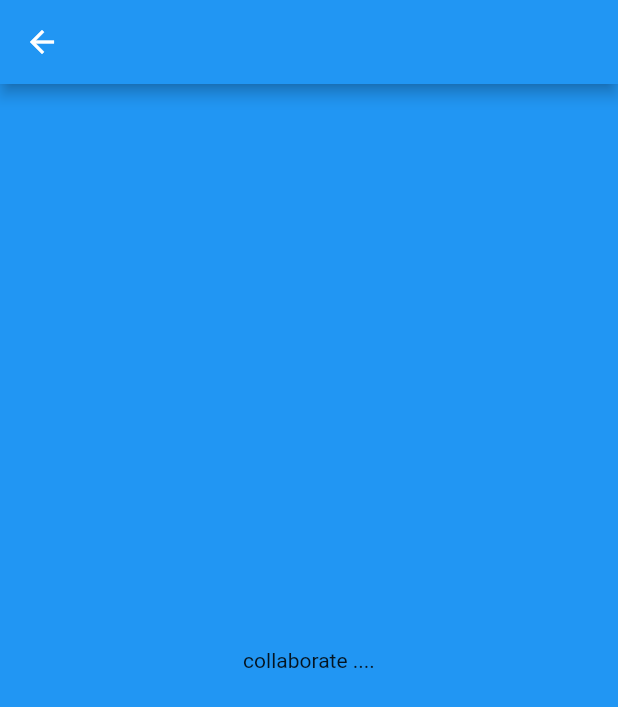
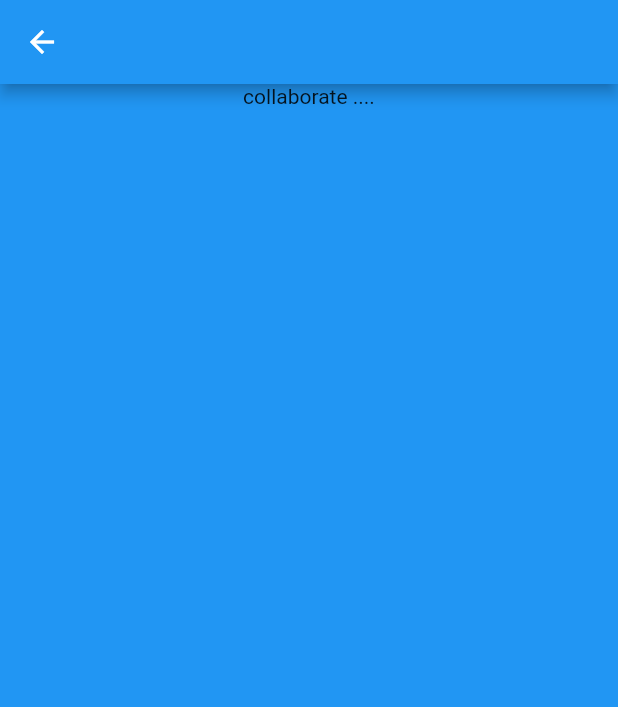
Before and after one commit to ElifEsen/ITMS-MobileApp-Project, a Flutter app: the guidingPrinciples screen opened directly, after a tap on "Collaborate and Promote Visibility", on a phone screen of 412 x 824 dp. Shown: the top 707 px of the screen. Run offline on Flutter 3.47's test engine with Material 2 defaults, Android fonts, the light colour scheme and no system bars.

Commit message:
update guidingPrinciples

```diff
--- a/itms_project/lib/Modules/guidingPrinciples.dart
+++ b/itms_project/lib/Modules/guidingPrinciples.dart
@@ -21,7 +21,7 @@ class guidingPrinciples extends StatelessWidget {
             child: Column(
               children: <Widget>[
                 SizedBox(
-                  height: 50.0,
+                  height: 10.0,
                 ),
                 Container(
                   padding: EdgeInsets.all(8.0),
@@ -193,6 +193,9 @@ class guidingPrinciples extends StatelessWidget {
                           "Optimize and Automate",
                           style: TextStyle(fontSize: 16.0),
                         ))),
+                SizedBox(
+                  height: 10.0,
+                )
               ],
             ),
           ),
--- a/itms_project/lib/Modules/guidingPrinciples/collaborateAndPromoteVisibility.dart
+++ b/itms_project/lib/Modules/guidingPrinciples/collaborateAndPromoteVisibility.dart
@@ -8,14 +8,13 @@ class collaborateAndPromoteVisibility extends StatelessWidget {
         backgroundColor: Colors.blue,
       ),
       backgroundColor: Colors.blue,
-      body: Center(
-        child: Container(
+      body: ListView(children: <Widget>[
+        Container(
           child: Column(
-            mainAxisAlignment: MainAxisAlignment.center,
             children: <Widget>[Text("collaborate ....")],
           ),
         ),
-      ),
+      ]),
     );
   }
 }
--- a/itms_project/lib/Modules/guidingPrinciples/focusOnValue.dart
+++ b/itms_project/lib/Modules/guidingPrinciples/focusOnValue.dart
@@ -8,14 +8,14 @@ class focusOnValue extends StatelessWidget {
         backgroundColor: Colors.blue,
       ),
       backgroundColor: Colors.blue,
-      body: Center(
-        child: Container(
+      body: ListView(children: <Widget>[
+        Container(
           child: Column(
             mainAxisAlignment: MainAxisAlignment.center,
             children: <Widget>[Text("focus on value")],
           ),
         ),
-      ),
+      ]),
     );
   }
 }
--- a/itms_project/lib/Modules/guidingPrinciples/keepItSimpleAndPractical.dart
+++ b/itms_project/lib/Modules/guidingPrinciples/keepItSimpleAndPractical.dart
@@ -8,14 +8,14 @@ class keepItSimpleAndPractical extends StatelessWidget {
         backgroundColor: Colors.blue,
       ),
       backgroundColor: Colors.blue,
-      body: Center(
-        child: Container(
+      body: ListView(children: <Widget>[
+        Container(
           child: Column(
             mainAxisAlignment: MainAxisAlignment.center,
             children: <Widget>[Text("keep it simple ...")],
           ),
         ),
-      ),
+      ]),
     );
   }
 }
--- a/itms_project/lib/Modules/guidingPrinciples/optimizeAndAutomate.dart
+++ b/itms_project/lib/Modules/guidingPrinciples/optimizeAndAutomate.dart
@@ -8,14 +8,14 @@ class optimizeAndAutomate extends StatelessWidget {
         backgroundColor: Colors.blue,
       ),
       backgroundColor: Colors.blue,
-      body: Center(
-        child: Container(
+      body: ListView(children: <Widget>[
+        Container(
           child: Column(
             mainAxisAlignment: MainAxisAlignment.center,
             children: <Widget>[Text("optimize ...")],
           ),
         ),
-      ),
+      ]),
     );
   }
 }
--- a/itms_project/lib/Modules/guidingPrinciples/progressIterativelyWithFeedback.dart
+++ b/itms_project/lib/Modules/guidingPrinciples/progressIterativelyWithFeedback.dart
@@ -8,14 +8,14 @@ class progressIterativelyWithFeedback extends StatelessWidget {
         backgroundColor: Colors.blue,
       ),
       backgroundColor: Colors.blue,
-      body: Center(
-        child: Container(
+      body: ListView(children: <Widget>[
+        Container(
           child: Column(
             mainAxisAlignment: MainAxisAlignment.center,
             children: <Widget>[Text("progress iter. with feedback")],
           ),
         ),
-      ),
+      ]),
     );
   }
 }
--- a/itms_project/lib/Modules/guidingPrinciples/startWhereYouAre.dart
+++ b/itms_project/lib/Modules/guidingPrinciples/startWhereYouAre.dart
@@ -8,14 +8,14 @@ class startWhereYouAre extends StatelessWidget {
         backgroundColor: Colors.blue,
       ),
       backgroundColor: Colors.blue,
-      body: Center(
-        child: Container(
+      body: ListView(children: <Widget>[
+        Container(
           child: Column(
             mainAxisAlignment: MainAxisAlignment.center,
             children: <Widget>[Text("start where you are")],
           ),
         ),
-      ),
+      ]),
     );
   }
 }
--- a/itms_project/lib/Modules/guidingPrinciples/thinkAndWorkHolistically.dart
+++ b/itms_project/lib/Modules/guidingPrinciples/thinkAndWorkHolistically.dart
@@ -8,14 +8,14 @@ class thinkAndWorkHolistically extends StatelessWidget {
         backgroundColor: Colors.blue,
       ),
       backgroundColor: Colors.blue,
-      body: Center(
-        child: Container(
+      body: ListView(children: <Widget>[
+        Container(
           child: Column(
             mainAxisAlignment: MainAxisAlignment.center,
             children: <Widget>[Text("think and work...")],
           ),
         ),
-      ),
+      ]),
     );
   }
 }
```
